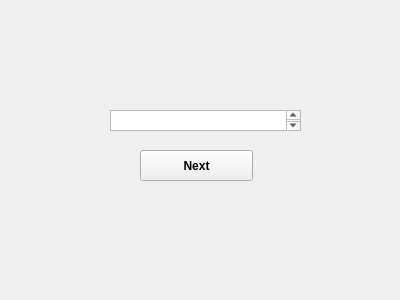
RafaelKhammadeev/SemesterWorkExtremePixelBattle, file client/design/authorization.ui: the form before one commit.
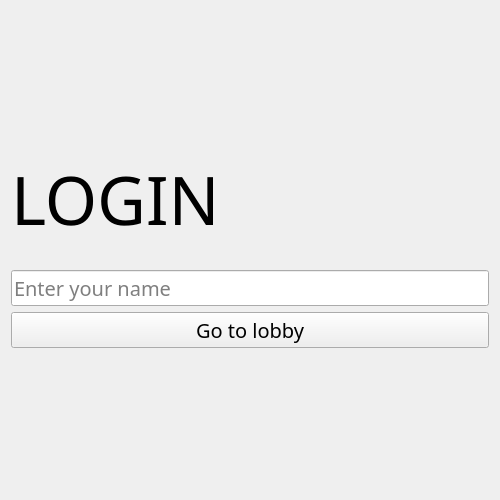
The form after the commit.

```diff
--- a/client/design/authorization.ui
+++ b/client/design/authorization.ui
@@ -6,45 +6,102 @@
    <rect>
     <x>0</x>
     <y>0</y>
-    <width>400</width>
-    <height>300</height>
+    <width>500</width>
+    <height>500</height>
    </rect>
   </property>
+  <property name="sizePolicy">
+   <sizepolicy hsizetype="Fixed" vsizetype="Fixed">
+    <horstretch>0</horstretch>
+    <verstretch>0</verstretch>
+   </sizepolicy>
+  </property>
   <property name="font">
    <font>
-    <weight>75</weight>
-    <bold>true</bold>
+    <family>Montserrat</family>
+    <bold>false</bold>
    </font>
   </property>
   <property name="windowTitle">
    <string>Form</string>
   </property>
-  <widget class="QPushButton" name="btn">
-   <property name="geometry">
-    <rect>
-     <x>140</x>
-     <y>150</y>
-     <width>113</width>
-     <height>31</height>
-    </rect>
-   </property>
-   <property name="text">
-    <string>Next</string>
-   </property>
-  </widget>
-  <widget class="QTextEdit" name="textEdit">
-   <property name="geometry">
-    <rect>
-     <x>110</x>
-     <y>110</y>
-     <width>191</width>
-     <height>21</height>
-    </rect>
-   </property>
-   <property name="layoutDirection">
-    <enum>Qt::LeftToRight</enum>
-   </property>
-  </widget>
+  <layout class="QVBoxLayout" name="verticalLayout_2">
+   <item>
+    <spacer name="verticalSpacer_2">
+     <property name="orientation">
+      <enum>Qt::Vertical</enum>
+     </property>
+     <property name="sizeHint" stdset="0">
+      <size>
+       <width>20</width>
+       <height>40</height>
+      </size>
+     </property>
+    </spacer>
+   </item>
+   <item>
+    <layout class="QVBoxLayout" name="verticalLayout">
+     <property name="spacing">
+      <number>25</number>
+     </property>
+     <item>
+      <widget class="QLabel" name="login">
+       <property name="font">
+        <font>
+         <family>Montserrat</family>
+         <pointsize>50</pointsize>
+         <bold>false</bold>
+        </font>
+       </property>
+       <property name="text">
+        <string>LOGIN</string>
+       </property>
+      </widget>
+     </item>
+     <item>
+      <widget class="QLineEdit" name="name_text_edit">
+       <property name="font">
+        <font>
+         <family>Montserrat</family>
+         <pointsize>15</pointsize>
+         <bold>false</bold>
+        </font>
+       </property>
+       <property name="placeholderText">
+        <string>Enter your name</string>
+       </property>
+      </widget>
+     </item>
+    </layout>
+   </item>
+   <item>
+    <widget class="QPushButton" name="btn">
+     <property name="font">
+      <font>
+       <family>Montserrat</family>
+       <pointsize>15</pointsize>
+       <bold>false</bold>
+      </font>
+     </property>
+     <property name="text">
+      <string>Go to lobby</string>
+     </property>
+    </widget>
+   </item>
+   <item>
+    <spacer name="verticalSpacer">
+     <property name="orientation">
+      <enum>Qt::Vertical</enum>
+     </property>
+     <property name="sizeHint" stdset="0">
+      <size>
+       <width>20</width>
+       <height>40</height>
+      </size>
+     </property>
+    </spacer>
+   </item>
+  </layout>
  </widget>
  <resources/>
  <connections/>
```
Left out of the diff: 4 changed lines with no effect on the pictures.
